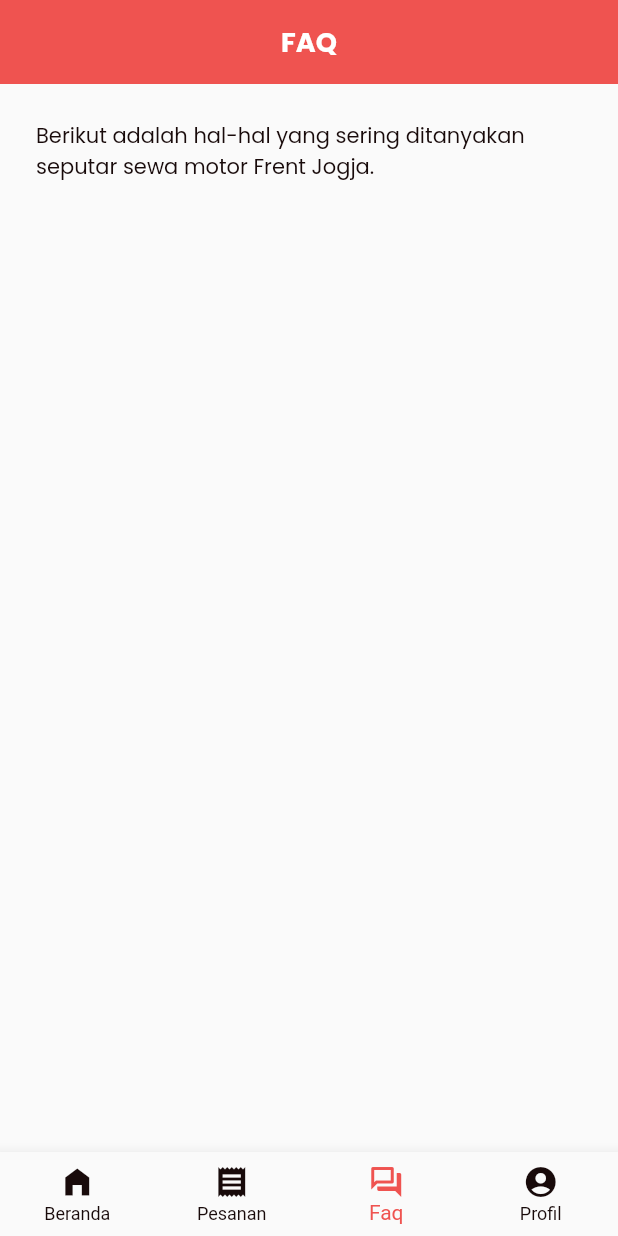
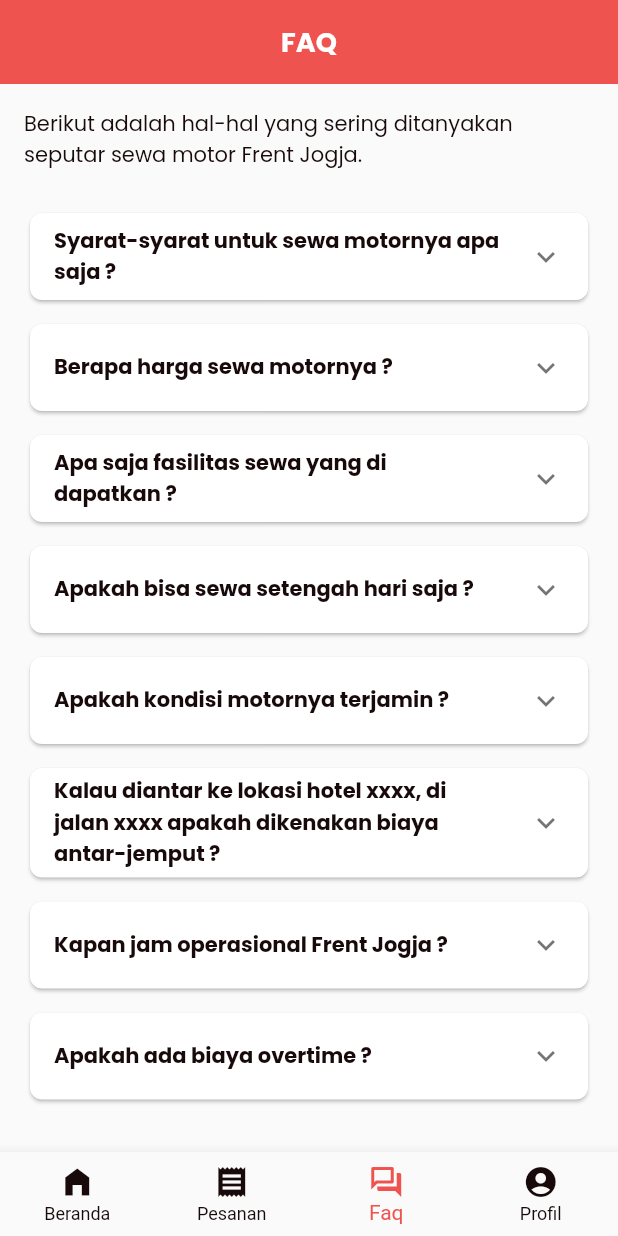
Before and after one commit to ahmadsufyan455/frentjogja, a Flutter app: the screen it shows once a user with an empty profile is signed in, item 3 of the bottom bar chosen, on a phone screen of 412 x 824 dp. Run offline on Flutter 3.47's test engine with Material 2 defaults, Android fonts, the phone set to English and light mode, and no system bars; our stand-ins replace cloud_firestore, dropdown_button2, firebase_auth, firebase_core, flutter_local_notifications, get and 3 more; accounts and stored records are empty.

Commit message:
add qna faq

```diff
--- a/lib/modules/other/faq.dart
+++ b/lib/modules/other/faq.dart
@@ -1,4 +1,5 @@
 import 'package:flutter/material.dart';
+import 'package:frent_jogja/widget/faq_card.dart';
 
 import '../../utils/styles.dart';
 
@@ -19,12 +20,117 @@
       ),
       body: SingleChildScrollView(
         child: Padding(
-          padding: const EdgeInsets.all(24.0),
+          padding: const EdgeInsets.all(16.0),
           child: Column(
             children: [
               Text(
                 'Berikut adalah hal-hal yang sering ditanyakan seputar sewa motor Frent Jogja.',
                 style: kBodyRegular,
+              ),
+              const SizedBox(height: 24.0),
+              FaqCard(
+                question: 'Syarat-syarat untuk sewa motornya apa saja ?',
+                asnwer: [
+                  Padding(
+                    padding: const EdgeInsets.all(16.0),
+                    child: Text(
+                      'Syaratnya pelanggan harus memiliki Sim C dan menjaminkan 3 kartu identitas yang masih berlaku seperti KTP, KTM, NPWP, KARPEG, NPWP, BPJS, ASKES, KK, SIM A, KTA, dsb.',
+                      style: kBodyRegular,
+                    ),
+                  ),
+                ],
+              ),
+              const SizedBox(height: 8.0),
+              FaqCard(
+                question: 'Berapa harga sewa motornya ?',
+                asnwer: [
+                  Padding(
+                    padding: const EdgeInsets.all(16.0),
+                    child: Text(
+                      'Untuk harga sewa bisa langsung dilihat pada halaman utama aplikasi yang menampilkan list motor beserta detailnya, sewaktu-waktu harga sewa bisa berubah.',
+                      style: kBodyRegular,
+                    ),
+                  ),
+                ],
+              ),
+              const SizedBox(height: 8.0),
+              FaqCard(
+                question: 'Apa saja fasilitas sewa yang di dapatkan ?',
+                asnwer: [
+                  Padding(
+                    padding: const EdgeInsets.all(16.0),
+                    child: Text(
+                      '1 sepeda motor, 2 buah helm, 1 Jas Hujan (Untuk jumlah jas hujannya dapat dikonfirmasikan kembali pada saat pemesanan sewa motor), masker.',
+                      style: kBodyRegular,
+                    ),
+                  ),
+                ],
+              ),
+              const SizedBox(height: 8.0),
+              FaqCard(
+                question: 'Apakah bisa sewa setengah hari saja ?',
+                asnwer: [
+                  Padding(
+                    padding: const EdgeInsets.all(16.0),
+                    child: Text(
+                      'Sewa motor pada FRent Jogja minimal selama 24 jam, apabila menginginkan untuk sewa kurang dari 24 Jam, maka tarif sewa yang kami kenakan tetaplah tarif untuk 24 jam.',
+                      style: kBodyRegular,
+                    ),
+                  ),
+                ],
+              ),
+              const SizedBox(height: 8.0),
+              FaqCard(
+                question: 'Apakah kondisi motornya terjamin ?',
+                asnwer: [
+                  Padding(
+                    padding: const EdgeInsets.all(16.0),
+                    child: Text(
+                      'Kami selalu menjaga kondisi motor yang kami sewakan dengan melakukan servis rutin di bengkel resmi sesuai dengan masing-masing merk motor. Apabila pada saat disewa terdapat keluhan terhadap motor kami, maka pelanggan dapat menyampaikan komplain pada admin reservasi dan kami akan melakukan yang terbaik untuk memenuhi harapan pelanggan.',
+                      style: kBodyRegular,
+                    ),
+                  ),
+                ],
+              ),
+              const SizedBox(height: 8.0),
+              FaqCard(
+                question:
+                    'Kalau diantar ke lokasi hotel xxxx, di jalan xxxx apakah dikenakan biaya antar-jemput ?',
+                asnwer: [
+                  Padding(
+                    padding: const EdgeInsets.all(16.0),
+                    child: Text(
+                      'Lokasi antar jemput yang dikenakan tarif tambahan adalah apabila lokasi tersebut berjarak lebih dari 5 KM dari kantor kami. Perhitungan jaraknya didasarkan pada perhitungan dari google maps.',
+                      style: kBodyRegular,
+                    ),
+                  ),
+                ],
+              ),
+              const SizedBox(height: 8.0),
+              FaqCard(
+                question: 'Kapan jam operasional Frent Jogja ?',
+                asnwer: [
+                  Padding(
+                    padding: const EdgeInsets.all(16.0),
+                    child: Text(
+                      'Fasilitas antar jemput kami dimulai dari pukul 07.00 sampai dengan pukul 21.00. Apabila menginginkan untuk menyewa lebih awal atau mengembalikan lebih akhir, dapat langsung datang atau mengantar ke kantor kami di Jalan Mawar V Nomor 8, Baciro, Gondokusuman, Yogyakarta.',
+                      style: kBodyRegular,
+                    ),
+                  ),
+                ],
+              ),
+              const SizedBox(height: 8.0),
+              FaqCard(
+                question: 'Apakah ada biaya overtime ?',
+                asnwer: [
+                  Padding(
+                    padding: const EdgeInsets.all(16.0),
+                    child: Text(
+                      'Untuk biaya overtime di FRent Jogja adalah Rp. 10.000 untuk setiap 1 jamnya. Apabila overtimenya lebih dari biaya sewa satu hari maka akan kami kenakan biaya sewa harian.',
+                      style: kBodyRegular,
+                    ),
+                  ),
+                ],
               ),
             ],
           ),
--- /dev/null
+++ b/lib/widget/faq_card.dart
@@ -0,0 +1,27 @@
+import 'package:flutter/material.dart';
+
+import '../utils/styles.dart';
+
+class FaqCard extends StatelessWidget {
+  const FaqCard({
+    Key? key,
+    required this.question,
+    required this.asnwer,
+  }) : super(key: key);
+
+  final String question;
+  final List<Widget> asnwer;
+
+  @override
+  Widget build(BuildContext context) {
+    return Card(
+      shape: RoundedRectangleBorder(
+        borderRadius: BorderRadius.circular(8.0),
+      ),
+      child: ExpansionTile(
+        title: Text(question, style: kBodyBold),
+        children: asnwer,
+      ),
+    );
+  }
+}
```
